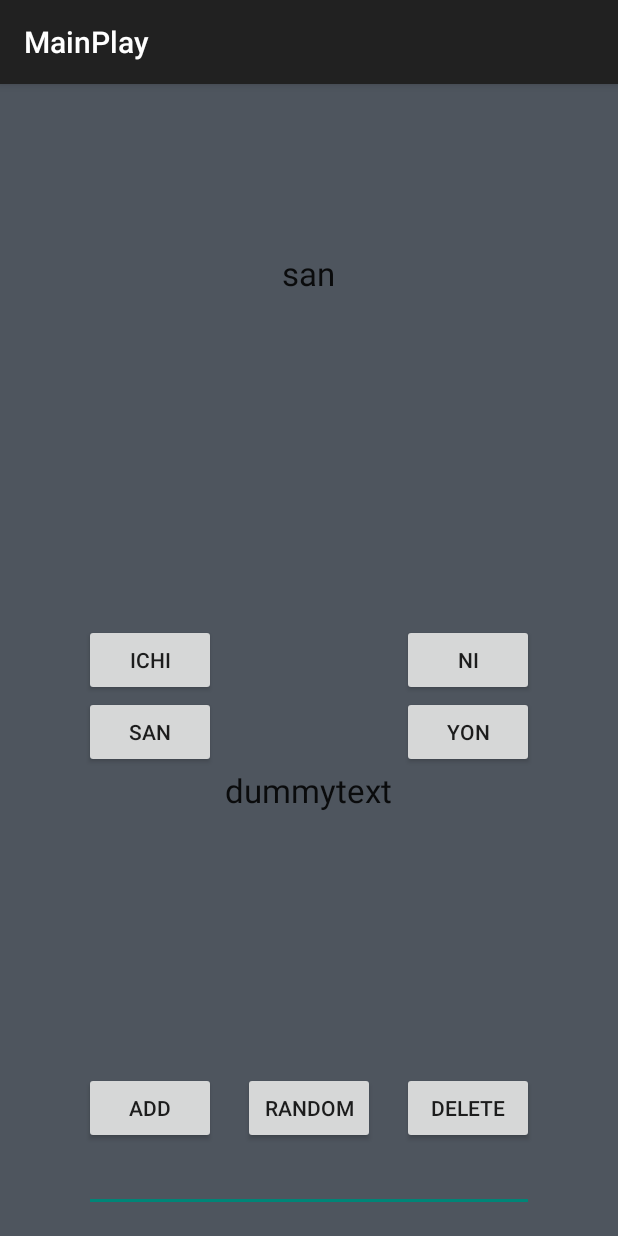
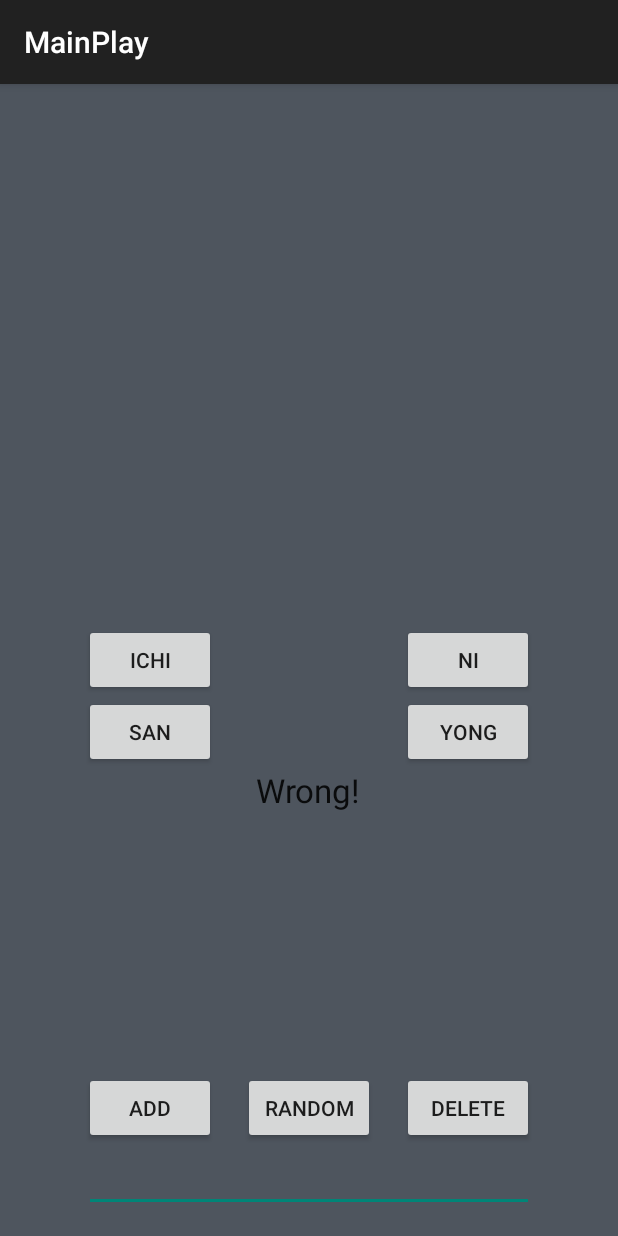
Before and after one commit to ihimawan/KakoiKanji, an Android app: the MainPlay screen opened directly, with no data from a screen before it, after a tap on "NI", on a phone screen of 412 x 824 dp. Run offline under Robolectric (Android 15) with nearby library versions, the phone set to English and light mode, and no system bars; 2 statements that could not run were skipped; 3 other taps on this screen came first.

Commit message:
The question and answer works now!!!

```diff
--- a/app/src/main/java/com/example/kakoi/MainPlay.java
+++ b/app/src/main/java/com/example/kakoi/MainPlay.java
@@ -17,6 +17,7 @@
     TextView dummytext;
     MyDBHandler dbHandler;
     TextView randomText;
+    String currentQuestion;
 
 
     //initial function
@@ -25,17 +26,16 @@
         super.onCreate(savedInstanceState);
         setContentView(R.layout.activity_main_play);
         myInput = (EditText) findViewById(R.id.myInput);
-        //myText = (TextView) findViewById(R.id.myText);
         randomText = (TextView) findViewById(R.id.randomText);
         dbHandler = new MyDBHandler(this, null, null, 1);
-        addingQuestion("one", "ichi");
-        addingQuestion("two", "ni");
-        addingQuestion("three", "san");
-        addingQuestion("four", "yong");
+        dummytext = (TextView) findViewById(R.id.dummytext);
 
-        generateRandom();
+//        addingQuestion("one", "ichi");
+//        addingQuestion("two", "ni");
+//        addingQuestion("three", "san");
+//        addingQuestion("four", "yong");
 
-
+        currentQuestion = generateRandomQuestion();
 
 //        addingQuestion("five", "go");
 //        addingQuestion("six", "roku");
@@ -43,7 +43,8 @@
 //        addingQuestion("eight", "hachi");
 //        addingQuestion("nine", "kyuu");
 //        addingQuestion("ten", "jyuu");
-        //printDatabase();
+
+        printDatabaseAnswer();
     }
 
     //function that adds items to the database
@@ -53,11 +54,56 @@
 //        printDatabase();
 //    }
 
-    public void onClick1(View view){
+    public void onClick1 (View view){
         Button answer1 = (Button) findViewById(R.id.answer1);
         String buttonText = answer1.getText().toString();
-        TextView dummytext = (TextView) findViewById(R.id.dummytext);
+        dummytext = (TextView) findViewById(R.id.dummytext);
+        if ((dbHandler.isCorrectAnswer(currentQuestion, buttonText))==true){
+            dummytext.setText("Correct!");
+        }else{
+            dummytext.setText("Wrong!");
+        }
 
+        currentQuestion = generateRandomQuestion();
+    }
+
+    public void onClick2 (View view){
+        Button answer2 = (Button) findViewById(R.id.answer2);
+        String buttonText = answer2.getText().toString();
+        dummytext = (TextView) findViewById(R.id.dummytext);
+        if ((dbHandler.isCorrectAnswer(currentQuestion, buttonText))==true){
+            dummytext.setText("Correct!");
+        }else{
+            dummytext.setText("Wrong!");
+        }
+
+        currentQuestion = generateRandomQuestion();
+    }
+
+    public void onClick3 (View view){
+        Button answer3 = (Button) findViewById(R.id.answer3);
+        String buttonText = answer3.getText().toString();
+        dummytext = (TextView) findViewById(R.id.dummytext);
+        if ((dbHandler.isCorrectAnswer(currentQuestion, buttonText))==true){
+            dummytext.setText("Correct!");
+        }else{
+            dummytext.setText("Wrong!");
+        }
+
+        currentQuestion = generateRandomQuestion();
+    }
+
+    public void onClick4 (View view){
+        Button answer4 = (Button) findViewById(R.id.answer4);
+        String buttonText = answer4.getText().toString();
+        dummytext = (TextView) findViewById(R.id.dummytext);
+        if ((dbHandler.isCorrectAnswer(currentQuestion, buttonText))==true){
+            dummytext.setText("Correct!");
+        }else{
+            dummytext.setText("Wrong!");
+        }
+
+        currentQuestion = generateRandomQuestion();
     }
 
     public void addingQuestion(String englishWord, String answer){
@@ -77,16 +123,24 @@
         randomText.setText(dbString);
     }
 
-    public void generateRandomQuestion(){
+    public String generateRandomQuestion(){
         String dbString = dbHandler.generateRandomQuestion();
         randomText.setText(dbString);
+        return dbString;
     }
 
     //function that prints the contents of the database
     public void printDatabase(){
         String dbString = dbHandler.databaseToString();
+        dummytext.setText(dbString);
+        //dummytext.setText("");
+    }
+
+    public void printDatabaseAnswer(){
+        String dbString = dbHandler.databaseToStringAnswer();
         //myText.setText(dbString);
-        myInput.setText("");
+        //myInput.setText("");
+        dummytext.setText(dbString);
     }
 
 
--- a/app/src/main/java/com/example/kakoi/MyDBHandler.java
+++ b/app/src/main/java/com/example/kakoi/MyDBHandler.java
@@ -17,11 +17,11 @@
  */
 public class MyDBHandler extends SQLiteOpenHelper {
     private static final int DATABASE_VERSION = 1;
-    private static final String DATABASE_NAME = "questions4.db"; //name of database
+    private static final String DATABASE_NAME = "questions7.db"; //name of database
     public static final String TABLE_QUESTIONS = "questions"; //name of the table
     public static final String COLUMN_ID = "id"; //name of the column containing ID
     public static final String COLUMN_ENGLISHWORD = "englishword"; //name of column containing the englishwords
-    public static final String COLUMN_ANSWER = "answer"; //name of column containing the englishwords
+    public static final String COLUMN_ANSWER = "answer"; //name of column containing the answer
 
     //just a constructor for the database
     public MyDBHandler(Context context, String name, SQLiteDatabase.CursorFactory factory, int version) {
@@ -34,7 +34,8 @@
         //
         String query = "CREATE TABLE " + TABLE_QUESTIONS + "(" +
                 COLUMN_ID + " INTEGER PRIMARY KEY AUTOINCREMENT, " +
-                COLUMN_ENGLISHWORD + " TEXT " +
+                COLUMN_ENGLISHWORD + " TEXT, " +
+                COLUMN_ANSWER + " TEXT " +
                 ");";
         db.execSQL(query);
     }
@@ -50,6 +51,7 @@
     public void addQuestion(Questions question){
         ContentValues values = new ContentValues();
         values.put(COLUMN_ENGLISHWORD, question.get_englishword());
+        values.put(COLUMN_ANSWER, question.get_answer());
         SQLiteDatabase db = getWritableDatabase();
         db.insert(TABLE_QUESTIONS, null, values);
         db.close();
@@ -71,7 +73,7 @@
         int position = 0;
         c.moveToPosition(position);
 
-        while (!c.isAfterLast()){
+        while (position<4){
             if(c.getString(c.getColumnIndex(COLUMN_ENGLISHWORD))!= null){
                 String posString = Integer.toString(position);
                 dbString += c.getString(c.getColumnIndex(COLUMN_ENGLISHWORD));
@@ -86,9 +88,34 @@
 
     }
 
+    public String databaseToStringAnswer(){
+        String dbString = "";
+        SQLiteDatabase db = getWritableDatabase();
+        String query = "SELECT * FROM " + TABLE_QUESTIONS + " WHERE 1";
+
+        Cursor c = db.rawQuery(query, null);
+        int position = 0;
+        c.moveToPosition(position);
+
+        while (position<4){
+            if(c.getString(c.getColumnIndex(COLUMN_ENGLISHWORD))!= null){
+                String posString = Integer.toString(position);
+//                int flagExist = c.getColumnIndex(COLUMN_ANSWER);
+                dbString += c.getString(c.getColumnIndex(COLUMN_ANSWER));
+                dbString += posString;
+                dbString += "\n";
+            }
+            c.moveToPosition(++position);
+        }
+
+        db.close();
+        return dbString;
+
+    }
+
     //to check if it is correct answer
     public boolean isCorrectAnswer(String question, String answerChoice){
-        boolean flag = true;
+        boolean flag = false;
 //        String dbString = "";
         SQLiteDatabase db = getWritableDatabase();
         String query = "SELECT * FROM " + TABLE_QUESTIONS + " WHERE 1";
@@ -97,18 +124,20 @@
         c.moveToFirst();
 
         while (!c.isAfterLast()){
-            if((c.getString(c.getColumnIndex(COLUMN_ENGLISHWORD))).equals(question)){
-                flag = (c.getString(c.getColumnIndex(COLUMN_ANSWER))).equals(answerChoice);
+            if((c.getString(c.getColumnIndex(COLUMN_ENGLISHWORD))).equalsIgnoreCase(question)){
+                if((c.getString(c.getColumnIndex(COLUMN_ANSWER))).equalsIgnoreCase(answerChoice)){
+                    flag = true;
+                }
                 break;
             }
             c.moveToNext();
         }
 
+        c.close();
         db.close();
         return flag;
 
     }
-
 
     //chooses a random row in the database and displays the question
     public String generateRandomQuestion(){
@@ -127,6 +156,7 @@
 
         dbString += c.getString(c.getColumnIndex(COLUMN_ENGLISHWORD));
 
+        c.close();
         db.close();
         return dbString;
 
--- a/app/src/main/java/com/example/kakoi/Questions.java
+++ b/app/src/main/java/com/example/kakoi/Questions.java
@@ -17,7 +17,7 @@
 
     }
 
-    public Questions(String _answer, String _englishword) {
+    public Questions(String _englishword, String _answer) {
         this._answer = _answer;
         this._englishword = _englishword;
     }
--- a/app/src/main/res/layout/activity_main_play.xml
+++ b/app/src/main/res/layout/activity_main_play.xml
@@ -91,7 +91,7 @@
     <Button
         android:layout_width="wrap_content"
         android:layout_height="wrap_content"
-        android:text="yon"
+        android:text="yong"
         android:id="@+id/answer4"
         android:layout_alignBottom="@+id/answer3"
         android:layout_alignLeft="@+id/answer2"
```
